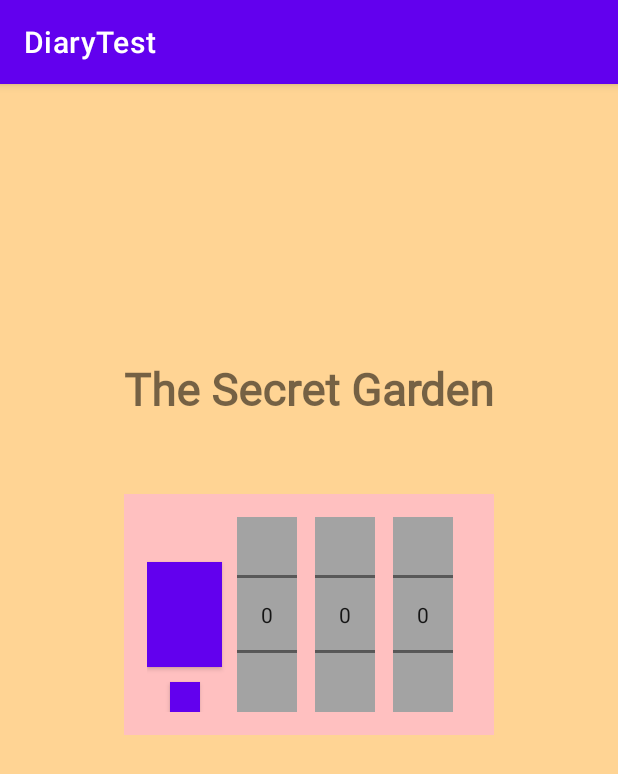
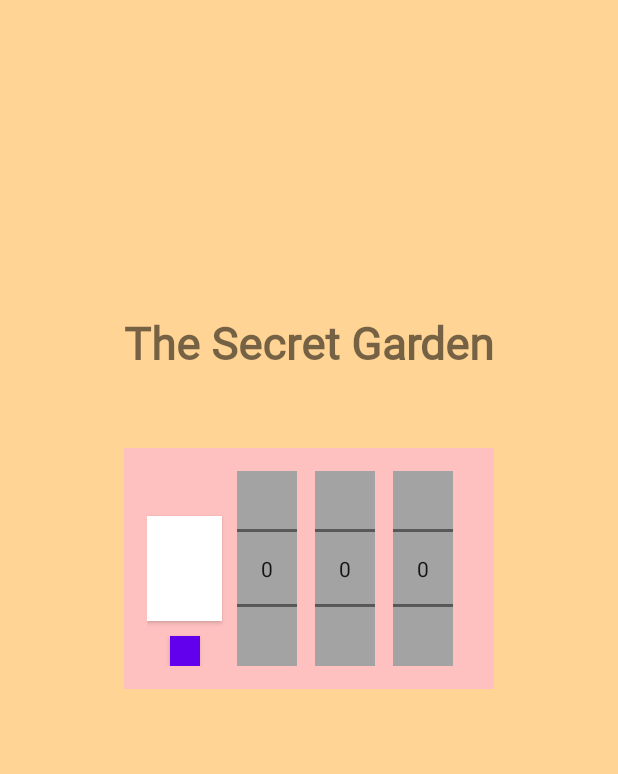
Before and after one commit to MyAllStudyAndPortFolio/DiaryTest, an Android app: the screen it shows after launch (MainActivity), on a phone screen of 412 x 824 dp. Shown: the top 774 px of the screen. Run offline under Robolectric (Android 15) with nearby library versions, the phone set to English and light mode, and no system bars.

Commit message:
temp push

```diff
--- a/app/src/main/AndroidManifest.xml
+++ b/app/src/main/AndroidManifest.xml
@@ -11,6 +11,7 @@
         android:theme="@style/Theme.DiaryTest">
         <activity
             android:name=".MainActivity"
+            android:theme="@style/Theme.DiaryTest.NoActionBar"
             android:exported="true">
             <intent-filter>
                 <action android:name="android.intent.action.MAIN" />
--- a/app/src/main/res/layout/activity_main.xml
+++ b/app/src/main/res/layout/activity_main.xml
@@ -14,7 +14,7 @@
         android:text="The Secret Garden"
         android:textSize="30sp"
         android:textStyle="bold"
-        android:fontFamily="@font/GmarketSansTTFBold"
+        android:fontFamily="@font/gmarketsansttfbold"
         app:layout_constraintStart_toStartOf="parent"
         app:layout_constraintEnd_toEndOf="parent"
         app:layout_constraintBottom_toTopOf="@id/passwordLayout"/>
@@ -31,8 +31,8 @@
         app:layout_constraintStart_toStartOf="parent"
         app:layout_constraintTop_toTopOf="parent">
 
-        <Button
-            android:id="@+id/openButton"
+        <androidx.appcompat.widget.AppCompatButton
+             android:id="@+id/openButton"
             android:layout_width="50dp"
             android:layout_height="70dp"
             android:layout_marginEnd="10dp"
--- a/app/src/main/res/values/themes.xml
+++ b/app/src/main/res/values/themes.xml
@@ -13,4 +13,5 @@
         <item name="android:statusBarColor" tools:targetApi="l">?attr/colorPrimaryVariant</item>
         <!-- Customize your theme here. -->
     </style>
+    <style name="Theme.DiaryTest.NoActionBar" parent= "Theme.MaterialComponents.DayNight.NoActionBar"/>
 </resources>
```
Also changed, not shown: app/src/main/java/com/example/diarytest/MainActivity.kt (+27 -0 lines), 6 other files.
